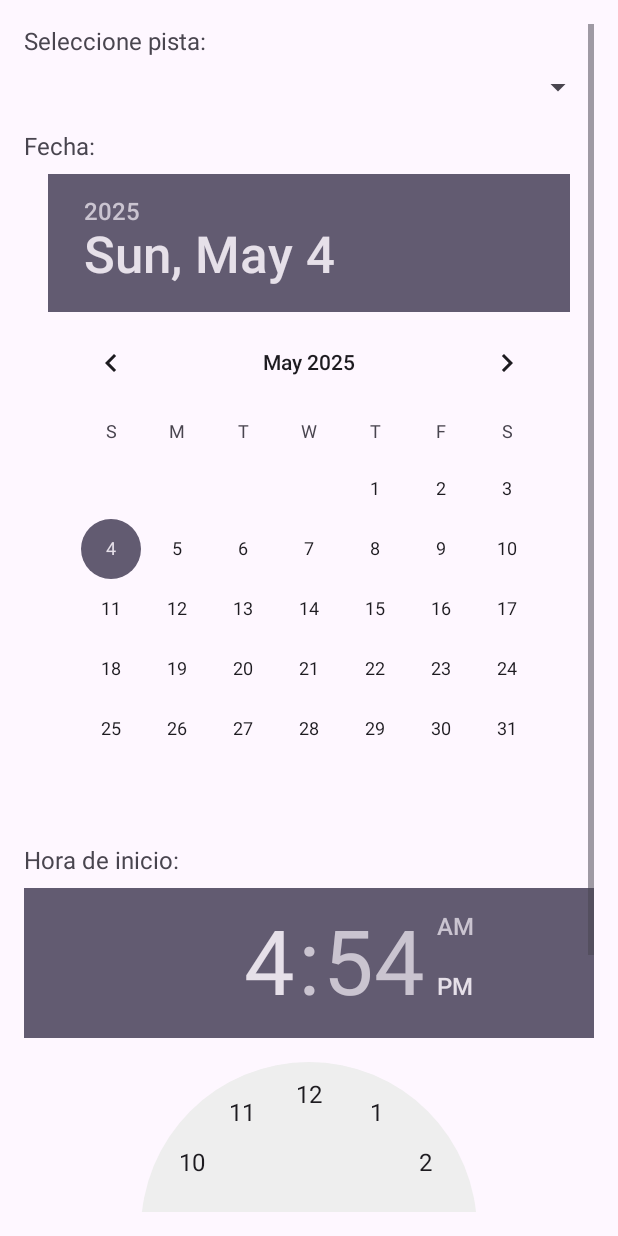
After one commit to Adrijefe/ClubDeTenis, an Android app: the layout activity_crear_reserva.xml on its own in the app's theme, with its tools: preview values and no code run, on a phone screen of 412 x 824 dp. The commit adds this screen. Run offline under Robolectric (Android 15) with nearby library versions, the phone set to English and light mode, and no system bars.

Commit message:
mirar porque no deja reservar

```diff
--- a/app/src/main/java/com/example/clubdetenis/api/ApiClient.java
+++ b/app/src/main/java/com/example/clubdetenis/api/ApiClient.java
@@ -17,7 +17,7 @@ public class ApiClient {
                     .create();
 
             retrofit = new Retrofit.Builder()
-                    .baseUrl("http://192.168.1.42/Miproyecto/")
+                    .baseUrl("http://192.168.68.143/Miproyecto/")
                     .addConverterFactory(GsonConverterFactory.create(gson)) // Usa Gson con la configuración lenient
                     .build();
         }
--- a/app/src/main/java/com/example/clubdetenis/models/Reserva.java
+++ b/app/src/main/java/com/example/clubdetenis/models/Reserva.java
@@ -1,13 +1,19 @@
 package com.example.clubdetenis.models;
+
+import com.google.gson.annotations.SerializedName;
 
 public class Reserva {
     private int id;
+    @SerializedName("usuario_id")
     private int usuarioId;
     private int pistaId;
     private String fecha;
+    @SerializedName("hora_inicio")
     private String horaInicio;
+    @SerializedName("hora_fin")
     private String horaFin;
     private String estado;
+    @SerializedName("pista_nombre")
     private String pistaNombre;
 
     public Reserva(int id, int usuarioId, int pistaId, String fecha, String horaInicio, String horaFin, String estado, String pistaNombre) {
--- /dev/null
+++ b/app/src/main/res/layout/activity_crear_reserva.xml
@@ -0,0 +1,62 @@
+<?xml version="1.0" encoding="utf-8"?>
+<ScrollView xmlns:android="http://schemas.android.com/apk/res/android"
+    android:layout_width="match_parent"
+    android:layout_height="match_parent"
+    android:padding="16dp">
+
+    <LinearLayout
+        android:layout_width="match_parent"
+        android:layout_height="wrap_content"
+        android:orientation="vertical">
+
+        <TextView
+            android:layout_width="match_parent"
+            android:layout_height="wrap_content"
+            android:text="Seleccione pista:"
+            android:textSize="16sp"
+            android:layout_marginBottom="8dp"/>
+
+        <Spinner
+            android:id="@+id/spinnerPistas"
+            android:layout_width="match_parent"
+            android:layout_height="wrap_content"
+            android:layout_marginBottom="16dp"/>
+
+        <TextView
+            android:layout_width="match_parent"
+            android:layout_height="wrap_content"
+            android:text="Fecha:"
+            android:textSize="16sp"
+            android:layout_marginBottom="8dp"/>
+
+        <DatePicker
+            android:id="@+id/datePicker"
+            android:layout_width="wrap_content"
+            android:layout_height="wrap_content"
+            android:layout_gravity="center_horizontal"
+            android:layout_marginBottom="16dp"/>
+
+        <TextView
+            android:layout_width="match_parent"
+            android:layout_height="wrap_content"
+            android:text="Hora de inicio:"
+            android:textSize="16sp"
+            android:layout_marginBottom="8dp"/>
+
+        <TimePicker
+            android:id="@+id/timePicker"
+            android:layout_width="wrap_content"
+            android:layout_height="wrap_content"
+            android:layout_gravity="center_horizontal"
+            android:layout_marginBottom="24dp"/>
+
+        <Button
+            android:id="@+id/btnReservar"
+            android:layout_width="match_parent"
+            android:layout_height="wrap_content"
+            android:text="Reservar Pista"
+            android:backgroundTint="#FF0000"
+            android:textColor="@android:color/white"/>
+
+    </LinearLayout>
+</ScrollView>
```
Also changed, not shown: app/src/main/AndroidManifest.xml (+9 -0 lines), app/src/main/java/com/example/clubdetenis/Adapter/ReservasAdapter.java (added, +61 -0 lines), app/src/main/java/com/example/clubdetenis/MainActivity.java (+10 -2 lines), app/src/main/java/com/example/clubdetenis/Utils/PreferenceManager.java (+9 -0 lines), app/src/main/java/com/example/clubdetenis/activities/CrearReservaActivity.java (added, +174 -0 lines), app/src/main/java/com/example/clubdetenis/activities/ReservasActivity.java (added, +90 -0 lines), app/src/main/java/com/example/clubdetenis/api/ApiService.java (+11 -3 lines), app/src/main/java/com/example/clubdetenis/models/Pista.java (+61 -9 lines), app/src/main/java/com/example/clubdetenis/models/ReservaRequest.java (added, +60 -0 lines), app/src/main/res/layout/activity_main.xml (+42 -8 lines), app/src/main/res/layout/activity_reservas.xml (added, +12 -0 lines), app/src/main/res/layout/item_reserva.xml (added, +33 -0 lines).
